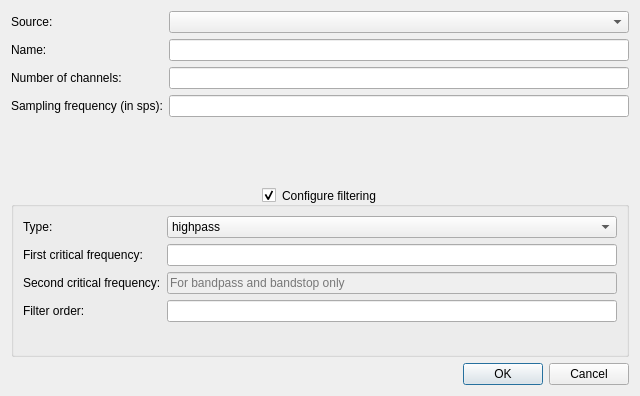
Before: the Qt Designer form designer/add_signal_dialog.ui in pulp-bio/biogui, drawn with Qt 5.
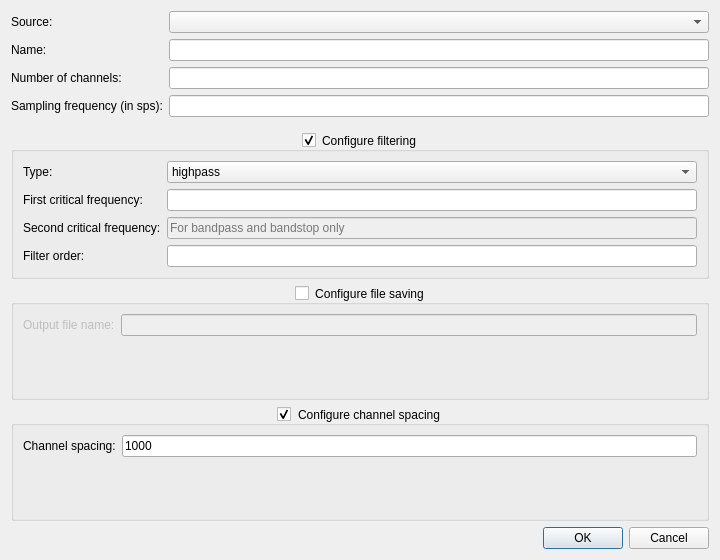
After: the same form once the commit is applied.

```diff
--- a/designer/add_signal_dialog.ui
+++ b/designer/add_signal_dialog.ui
@@ -9,8 +9,8 @@
    <rect>
     <x>0</x>
     <y>0</y>
-    <width>640</width>
-    <height>396</height>
+    <width>720</width>
+    <height>560</height>
    </rect>
   </property>
   <property name="windowTitle">
@@ -19,7 +19,7 @@
   <property name="modal">
    <bool>false</bool>
   </property>
-  <layout class="QVBoxLayout" name="verticalLayout">
+  <layout class="QVBoxLayout" name="verticalLayout" stretch="0,0,0,0,0">
    <item>
     <layout class="QFormLayout" name="formLayout">
      <item row="1" column="0">
@@ -188,6 +188,69 @@
      </layout>
     </widget>
    </item>
+   <item>
+    <widget class="QGroupBox" name="fileSavingGroupBox">
+     <property name="title">
+      <string>Configure file saving</string>
+     </property>
+     <property name="alignment">
+      <set>Qt::AlignCenter</set>
+     </property>
+     <property name="checkable">
+      <bool>true</bool>
+     </property>
+     <property name="checked">
+      <bool>false</bool>
+     </property>
+     <layout class="QFormLayout" name="formLayout_3">
+      <item row="0" column="0">
+       <widget class="QLabel" name="label9">
+        <property name="text">
+         <string>Output file name:</string>
+        </property>
+       </widget>
+      </item>
+      <item row="0" column="1">
+       <widget class="QLineEdit" name="outFileTextField"/>
+      </item>
+     </layout>
+    </widget>
+   </item>
+   <item>
+    <widget class="QGroupBox" name="chSpacingGroupBox">
+     <property name="toolTip">
+      <string>Only for multi-channel signals</string>
+     </property>
+     <property name="title">
+      <string>Configure channel spacing</string>
+     </property>
+     <property name="alignment">
+      <set>Qt::AlignCenter</set>
+     </property>
+     <property name="flat">
+      <bool>false</bool>
+     </property>
+     <property name="checkable">
+      <bool>true</bool>
+     </property>
+     <layout class="QFormLayout" name="formLayout_4">
+      <item row="0" column="0">
+       <widget class="QLabel" name="label10">
+        <property name="text">
+         <string>Channel spacing:</string>
+        </property>
+       </widget>
+      </item>
+      <item row="0" column="1">
+       <widget class="QLineEdit" name="chSpacingTextField">
+        <property name="text">
+         <string>1000</string>
+        </property>
+       </widget>
+      </item>
+     </layout>
+    </widget>
+   </item>
    <item>
     <widget class="QDialogButtonBox" name="buttonBox">
      <property name="orientation">
```
Left out of the diff: 23 changed lines with no effect on the pictures.
